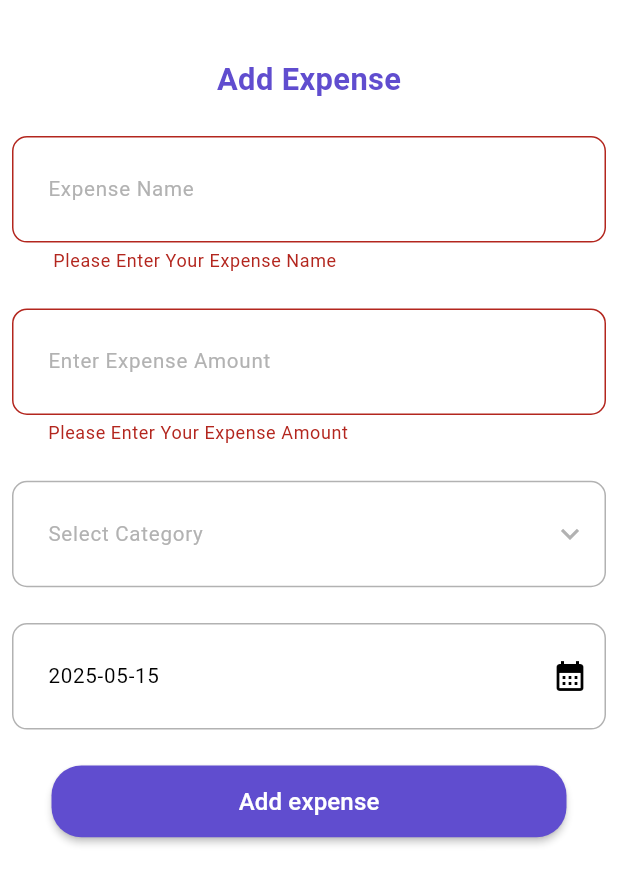
After one commit to AMIRAMOHMED/Expense-Tracker, a Flutter app: the AddExpenseScreen screen opened by its route, after a tap on "Add expense", on a phone screen of 412 x 824 dp. The commit adds this screen. Shown: the top 884 px of the screen. Run offline on Flutter 3.47's test engine with Material 3 defaults, Android fonts, the phone set to English and light mode, and no system bars; our stand-ins replace equatable, flutter_bloc, flutter_screenutil, flutter_svg, get_it, sqflite; accounts and stored records are empty.

Commit message:
add AddExpensesListener widget for expense addition feedback, refactor AddExpenseCubit and state management

```diff
--- a/lib/core/helper/database_helper.dart
+++ b/lib/core/helper/database_helper.dart
@@ -1,5 +1,5 @@
+import "package:path/path.dart";
 import 'package:sqflite/sqflite.dart';
-import 'package:path/path.dart';
 
 class DatabaseHelper {
   static Database? _database;
--- a/lib/core/routing/app_router.dart
+++ b/lib/core/routing/app_router.dart
@@ -4,7 +4,6 @@ import 'package:flutter/material.dart';
 import 'package:flutter_bloc/flutter_bloc.dart';
 
 import '../../domain/logic/add_expense_cubit.dart';
-import '../../domain/logic/expense_cubit.dart';
 import '../../presentation/screens/add_expense_screen.dart';
 import '../di/service_locator.dart';
 
--- a/lib/domain/logic/add_expense_cubit.dart
+++ b/lib/domain/logic/add_expense_cubit.dart
@@ -2,21 +2,31 @@ import 'package:flutter_bloc/flutter_bloc.dart';
 
 import '../../data/models/expense_model.dart';
 import '../repositories/expense_repository.dart';
-import 'expense_state.dart';
+import 'add_expense_state.dart';
 
-class AddExpenseCubit extends Cubit<ExpenseState> {
+class AddExpenseCubit extends Cubit<AddExpenseState> {
   final ExpenseRepository repository;
 
-  AddExpenseCubit(this.repository) : super(const ExpenseState());
+  AddExpenseCubit(this.repository) : super(const AddExpenseState());
 
   Future<void> addExpense(ExpenseModel expense) async {
-    emit(state.copyWith(isLoading: true, errorMessage: null));
+    emit(state.copyWith(isLoading: true, isSuccess: false, errorMessage: null));
+
     try {
       await repository.addExpense(expense);
+      emit(state.copyWith(isLoading: false, isSuccess: true));
     } catch (e) {
       emit(
-        state.copyWith(isLoading: false, errorMessage: 'Failed to add expense'),
+        state.copyWith(
+          isLoading: false,
+          isSuccess: false,
+          errorMessage: e.toString(),
+        ),
       );
     }
   }
+
+  void reset() {
+    emit(const AddExpenseState());
+  }
 }
--- /dev/null
+++ b/lib/domain/logic/add_expense_state.dart
@@ -0,0 +1,32 @@
+import 'package:equatable/equatable.dart';
+
+class AddExpenseState extends Equatable {
+  final bool isLoading;
+  final bool isSuccess;
+  final String? errorMessage;
+
+  const AddExpenseState({
+    this.isLoading = false,
+    this.isSuccess = false,
+    this.errorMessage,
+  });
+
+  AddExpenseState copyWith({
+    bool? isLoading,
+    bool? isSuccess,
+    String? errorMessage,
+  }) {
+    return AddExpenseState(
+      isLoading: isLoading ?? this.isLoading,
+      isSuccess: isSuccess ?? this.isSuccess,
+      errorMessage: errorMessage,
+    );
+  }
+
+  @override
+  List<Object?> get props => [
+    isLoading,
+    isSuccess,
+    errorMessage,
+  ];
+}
--- a/lib/presentation/screens/add_expense_screen.dart
+++ b/lib/presentation/screens/add_expense_screen.dart
@@ -8,6 +8,7 @@ import '../../core/theming/colors.dart';
 import '../../core/theming/styles.dart';
 import '../../data/models/category_model.dart';
 import '../../data/models/expense_model.dart';
+import '../widgets/add_expenses_listener.dart';
 import '../widgets/category_dropdown_field.dart';
 import '../widgets/custom_button.dart';
 import '../widgets/custom_text_form_field.dart';
@@ -36,7 +37,8 @@ class _AddExpenseScreenState extends State<AddExpenseScreen> {
     return SafeArea(
       child: Scaffold(
         backgroundColor: AppColors.whiteFF,
-        body: SingleChildScrollView(
+        body:AddExpensesListener(child:
+        SingleChildScrollView(
             child: Padding(
               padding: const EdgeInsets.all(8.0),
               child: Form(
@@ -112,6 +114,7 @@ class _AddExpenseScreenState extends State<AddExpenseScreen> {
             ),
           ),
         ),
+      ),
     );
   }
 }
--- /dev/null
+++ b/lib/presentation/widgets/add_expenses_listener.dart
@@ -0,0 +1,29 @@
+import 'package:flutter/material.dart';
+import 'package:flutter_bloc/flutter_bloc.dart';
+import 'package:expense_tracker/domain/logic/add_expense_cubit.dart';
+import 'package:expense_tracker/domain/logic/add_expense_state.dart'; // Make sure to import the correct state
+
+class AddExpensesListener extends StatelessWidget {
+  const AddExpensesListener({super.key, required this.child});
+  final Widget child;
+
+  @override
+  Widget build(BuildContext context) {
+    return BlocListener<AddExpenseCubit, AddExpenseState>(
+      listener: (context, state) {
+
+        if (state.errorMessage != null && state.errorMessage!.isNotEmpty) {
+          ScaffoldMessenger.of(context).showSnackBar(
+            SnackBar(content: Text('Error: ${state.errorMessage}')),
+          );
+        } else if (state.isSuccess) {
+          ScaffoldMessenger.of(context).showSnackBar(
+            const SnackBar(content: Text('Expense added successfully')),
+          );
+          Navigator.pop(context);
+        }
+      },
+      child: child,
+    );
+  }
+}
--- a/lib/presentation/widgets/dashboard_content.dart
+++ b/lib/presentation/widgets/dashboard_content.dart
@@ -36,7 +36,7 @@ class DashboardContent extends StatelessWidget {
               borderRadius: BorderRadius.circular(12.r),
               boxShadow: [
                 BoxShadow(
-                  color: AppColors.grey26.withOpacity(0.2),
+                  color: AppColors.grey26.withValues(alpha: 0.2),
                   blurRadius: 8,
                   offset: const Offset(0, 2),
                 ),
```
Also changed, not shown: lib/presentation/widgets/EmptySection.dart (+9 -8 lines). Lines whose indentation alone changed are shown as unchanged.
